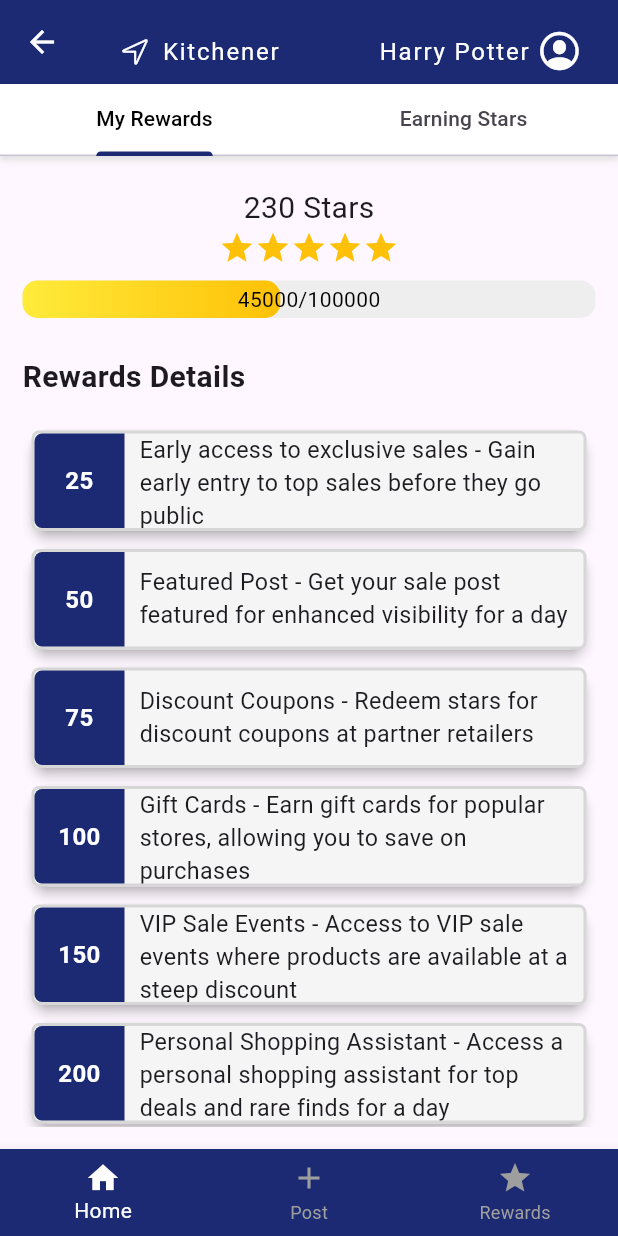
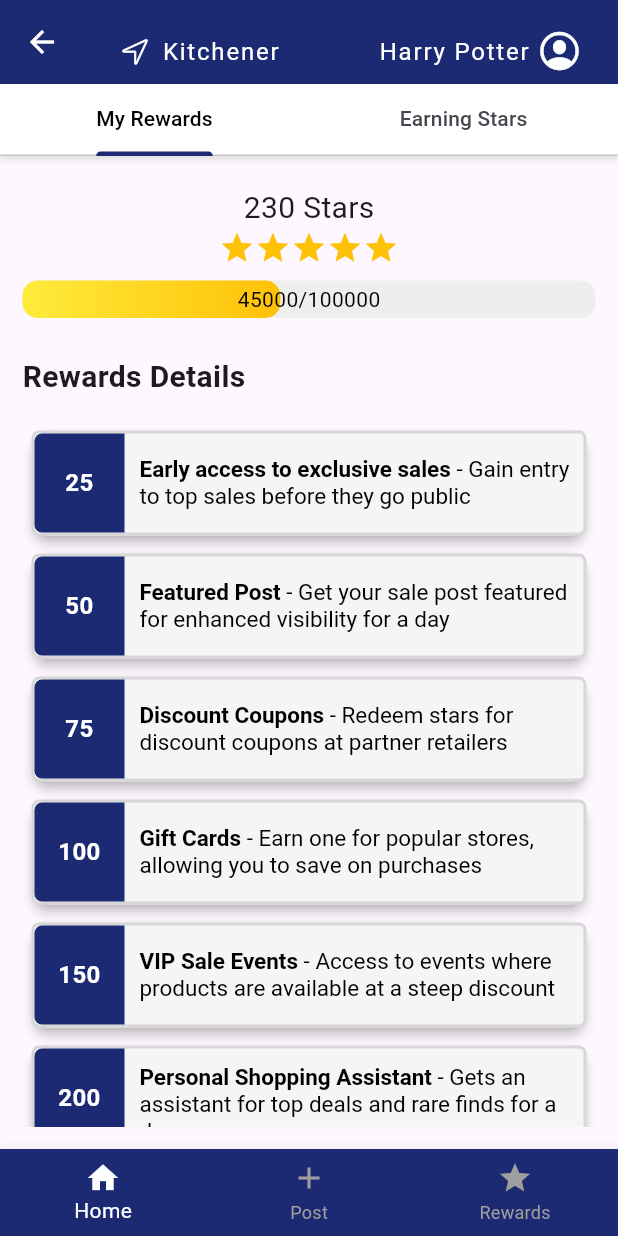
Before and after one commit to NiharikaBalaga/rewarding-sale-app-flutter-app, a Flutter app: the RewardPage screen opened directly, on a phone screen of 412 x 824 dp. Run offline on Flutter 3.47's test engine with Material 3 defaults, Android fonts, the phone set to English and light mode, and no system bars; our stand-ins replace flare_flutter, flutter_secure_storage, get, image_picker, intl_phone_field, pinput; accounts and stored records are empty.

Commit message:
Earnings Stars Tab: Second version

```diff
--- a/lib/screen/reward/components/_build_earning_star_card.dart
+++ b/lib/screen/reward/components/_build_earning_star_card.dart
@@ -1,7 +1,6 @@
 import 'package:flutter/material.dart';
 import 'package:rewarding_sale_app_flutter_app/models/EarningStar.dart';
 
-// Widget to display inside the "Earning Stars" tab
 Widget buildEarningStarsPage(
     List<EarningStar> earningStars, BuildContext context) {
   return SingleChildScrollView(
@@ -19,7 +18,7 @@ Widget buildEarningStarsPage(
           ),
         ),
         const Padding(
-          padding: EdgeInsets.only(right: 16.0, bottom: 10, top: 30),
+          padding: EdgeInsets.only(right: 16.0, bottom: 20, top: 25),
           child: Text(
             "Earn points leading to stars through the following actions:",
             textAlign: TextAlign.left,
@@ -27,19 +26,18 @@ Widget buildEarningStarsPage(
           ),
         ),
         ListView.builder(
-          physics:
-              NeverScrollableScrollPhysics(), // Disable scrolling within ListView
-          shrinkWrap:
-              true, // Make ListView take up only as much space as its children
+          shrinkWrap: true,
           itemCount: earningStars.length,
           itemBuilder: (context, index) {
             final item = earningStars[index];
-            bool isTextFirst = index % 2 == 0; // Calculate text position
+            // To calculate if text will appear on the left or on the right
+            bool isTextFirst = index % 2 == 0;
             return SizedBox(
-              height: 120, // Fixed height for all cards
+              // Set height for all cards
+              height: 180,
               child: Card(
-                color: Colors.white, // White background for cards
-                elevation: 0, // No elevation for cards
+                color: Colors.white,
+                elevation: 0,
                 margin: const EdgeInsets.all(8.0),
                 child: Row(
                   children: isTextFirst
@@ -48,18 +46,21 @@ Widget buildEarningStarsPage(
                             flex: 3,
                             child: Padding(
                               padding: const EdgeInsets.all(8.0),
-                              child: Text(item.description),
+                              child: Text(
+                                item.description,
+                                style: const TextStyle(fontSize: 15),
+                              ),
                             ),
                           ),
                           Expanded(
-                            flex: 1,
+                            flex: 2,
                             child:
                                 Image.asset(item.imagePath, fit: BoxFit.cover),
                           ),
                         ]
                       : [
                           Expanded(
-                            flex: 1,
+                            flex: 2,
                             child:
                                 Image.asset(item.imagePath, fit: BoxFit.cover),
                           ),
@@ -67,7 +68,10 @@ Widget buildEarningStarsPage(
                             flex: 3,
                             child: Padding(
                               padding: const EdgeInsets.all(15.0),
-                              child: Text(item.description),
+                              child: Text(
+                                item.description,
+                                style: const TextStyle(fontSize: 15),
+                              ),
                             ),
                           ),
                         ],
--- a/lib/screen/reward/reward.dart
+++ b/lib/screen/reward/reward.dart
@@ -20,7 +20,7 @@ class _RewardPageState extends State<RewardPage> {
     RewardDetail(
         starsAmount: 25,
         starsDescription:
-            'Early access to exclusive sales - Gain early entry to top sales before they go public'),
+            'Early access to exclusive sales - Gain entry to top sales before they go public'),
     RewardDetail(
         starsAmount: 50,
         starsDescription:
@@ -32,45 +32,45 @@ class _RewardPageState extends State<RewardPage> {
     RewardDetail(
       starsAmount: 100,
       starsDescription:
-          'Gift Cards - Earn gift cards for popular stores, allowing you to save on purchases',
+          'Gift Cards - Earn one for popular stores, allowing you to save on purchases',
     ),
     RewardDetail(
       starsAmount: 150,
       starsDescription:
-          'VIP Sale Events - Access to VIP sale events where products are available at a steep discount',
+          'VIP Sale Events - Access to events where products are available at a steep discount',
     ),
     RewardDetail(
       starsAmount: 200,
       starsDescription:
-          'Personal Shopping Assistant - Access a personal shopping assistant for top deals and rare finds for a day',
+          'Personal Shopping Assistant - Gets an assistant for top deals and rare finds for a day',
     ),
     RewardDetail(
       starsAmount: 250,
       starsDescription:
-          'Exclusive Merchandise - Redeem stars for special merchandise not available to the public',
+          'Exclusive Merchandise - Special merchandise not available to the public',
     ),
   ];
 
   final List<EarningStar> earningStars = [
     EarningStar(
-      description: "Enter to check out one of your posts!",
-      imagePath: 'assets/images/computer.png',
+      description: "A user visits one of your posts!",
+      imagePath: 'assets/images/user_visits_a_post.png',
     ),
     EarningStar(
-      description: "Like and decide to upvote your post!",
-      imagePath: 'assets/images/computer.png',
+      description: "A user likes and decides to upvote your post!",
+      imagePath: 'assets/images/user_likes_a_post.png',
     ),
     EarningStar(
-      description: "Share one of your posts!",
-      imagePath: 'assets/images/computer.png',
+      description: "A user shares one of your posts!",
+      imagePath: 'assets/images/user_shares_a_post.png',
     ),
     EarningStar(
-      description: "Reach 10 posts in the app",
-      imagePath: 'assets/images/computer.png',
+      description: "You've reached 10 posts in the app!",
+      imagePath: 'assets/images/user_reached_ten_posts.png',
     ),
     EarningStar(
-      description: "Refer friends to the app",
-      imagePath: 'assets/images/computer.png',
+      description: "You refer friends to the app",
+      imagePath: 'assets/images/user_refers_friends.png',
     ),
   ];
 
```
Also changed, not shown: lib/screen/reward/components/_build_reward_details_card.dart (+29 -6 lines), assets/images/user_likes_a_post.png (added), assets/images/user_reached_ten_posts.png (added), assets/images/user_refers_friends.png (added), assets/images/user_shares_a_post.png (added), assets/images/user_visits_a_post.png (added).
